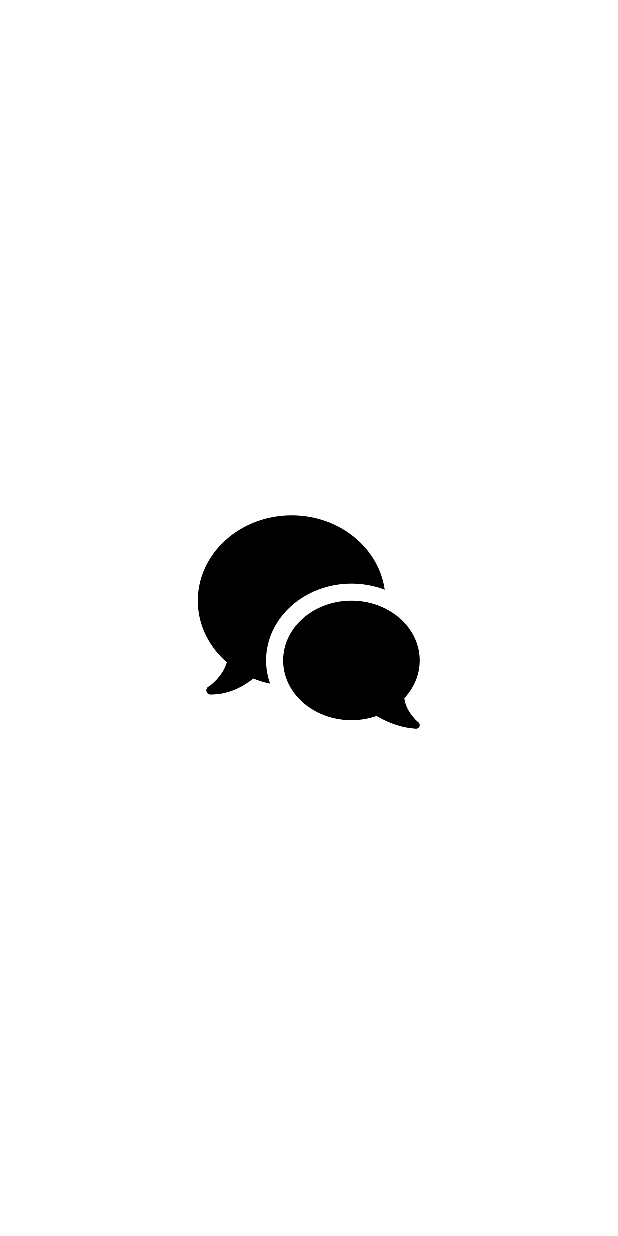
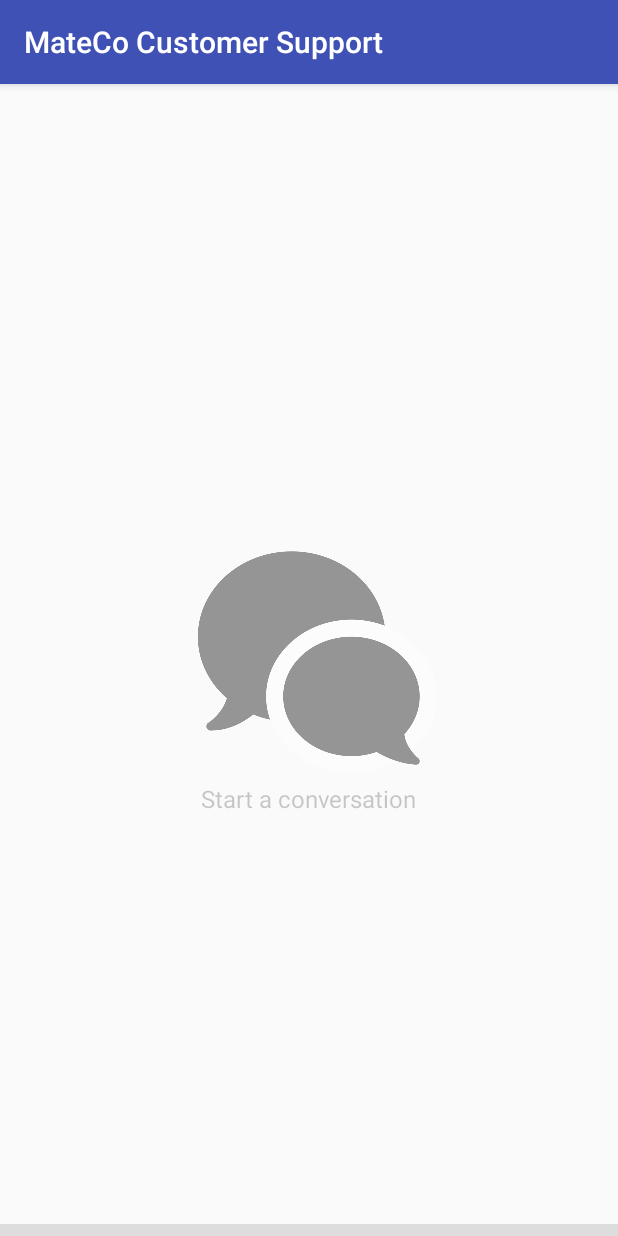
Before and after one commit to hoffmannmatheus/mateco-customer-support, an Android app: the screen it shows after launch (StartupActivity before the commit, ChatActivity after it), on a phone screen of 412 x 824 dp. Run offline under Robolectric (Android 15) with nearby library versions, the light colour scheme and no system bars; our stand-ins replace ButterKnife; libraries missing offline, so code that uses them is left out: com.crashlytics.android, com.pubnub.api, io.fabric.sdk; 2 statements that could not run were skipped.

Commit message:
Starting Chat activity

```diff
--- a/app/build.gradle
+++ b/app/build.gradle
@@ -16,6 +16,9 @@ repositories {
 
 
 android {
+    dataBinding {
+        enabled = true
+    }
     compileSdkVersion 27
     defaultConfig {
         applicationId "io.mhsilva.matecocustomersupport"
@@ -35,15 +38,16 @@ android {
 
 dependencies {
     implementation fileTree(dir: 'libs', include: ['*.jar'])
-    implementation 'com.android.support:appcompat-v7:27.1.1'
-    implementation 'com.android.support.constraint:constraint-layout:1.1.0'
     testImplementation 'junit:junit:4.12'
     androidTestImplementation 'com.android.support.test:runner:1.0.2'
     androidTestImplementation 'com.android.support.test.espresso:espresso-core:3.0.2'
 
+    implementation 'com.android.support:appcompat-v7:27.1.1'
+    implementation 'com.android.support:design:27.1.1'
+    implementation 'com.android.support:recyclerview-v7:27.1.1'
+    implementation 'com.android.support.constraint:constraint-layout:1.1.0'
     implementation 'com.android.support:multidex:1.0.3'
     implementation 'com.pubnub:pubnub-gson:4.18.0'
-    implementation('com.crashlytics.sdk.android:crashlytics:2.9.2@aar') {
-        transitive = true
-    }
+    implementation 'com.jakewharton:butterknife:8.8.1'
+    implementation('com.crashlytics.sdk.android:crashlytics:2.9.2@aar') { transitive = true }
 }
--- a/app/src/main/AndroidManifest.xml
+++ b/app/src/main/AndroidManifest.xml
@@ -12,7 +12,6 @@
         android:roundIcon="@mipmap/ic_launcher_round"
         android:supportsRtl="true"
         android:theme="@style/AppTheme">
-
         <meta-data
             android:name="io.fabric.ApiKey"
             android:value="459211528f62bf9beb30ce60ca56ba51bd946e44" />
@@ -28,5 +27,7 @@
                 <category android:name="android.intent.category.LAUNCHER" />
             </intent-filter>
         </activity>
+        <activity android:name=".activity.ChatActivity"></activity>
     </application>
+
 </manifest>
--- a/app/src/main/java/io/mhsilva/matecocustomersupport/ChatApp.java
+++ b/app/src/main/java/io/mhsilva/matecocustomersupport/ChatApp.java
@@ -8,6 +8,7 @@ import com.crashlytics.android.Crashlytics;
 import com.crashlytics.android.core.CrashlyticsCore;
 
 import io.fabric.sdk.android.Fabric;
+import io.mhsilva.matecocustomersupport.manager.ChatServerManager;
 import io.mhsilva.matecocustomersupport.manager.SessionManager;
 
 /**
@@ -23,6 +24,7 @@ public class ChatApp extends MultiDexApplication {
                 new CrashlyticsCore.Builder().disabled(BuildConfig.DEBUG).build()).build());
 
         SessionManager.initialize(getApplicationContext());
+        ChatServerManager.initialize(getApplicationContext());
     }
 
     @Override
--- a/app/src/main/java/io/mhsilva/matecocustomersupport/StartupActivity.java
+++ b/app/src/main/java/io/mhsilva/matecocustomersupport/StartupActivity.java
@@ -4,6 +4,7 @@ import android.support.v7.app.AppCompatActivity;
 import android.os.Bundle;
 import com.crashlytics.android.Crashlytics;
 import io.fabric.sdk.android.Fabric;
+import io.mhsilva.matecocustomersupport.activity.ChatActivity;
 
 public class StartupActivity extends AppCompatActivity {
 
@@ -13,4 +14,10 @@ public class StartupActivity extends AppCompatActivity {
         Fabric.with(this, new Crashlytics());
         setContentView(R.layout.activity_startup);
     }
+
+    @Override
+    protected void onStart() {
+        super.onStart();
+        startActivity(ChatActivity.newInstance(this));
+    }
 }
--- /dev/null
+++ b/app/src/main/java/io/mhsilva/matecocustomersupport/activity/ChatActivity.java
@@ -0,0 +1,44 @@
+package io.mhsilva.matecocustomersupport.activity;
+
+import android.content.Context;
+import android.content.Intent;
+import android.support.v7.app.AppCompatActivity;
+import android.os.Bundle;
+import android.support.v7.widget.LinearLayoutManager;
+import android.support.v7.widget.RecyclerView;
+import android.widget.ImageView;
+import android.widget.TextView;
+
+import butterknife.BindView;
+import butterknife.ButterKnife;
+import io.mhsilva.matecocustomersupport.R;
+
+public class ChatActivity extends AppCompatActivity {
+
+    @BindView(R.id.chat_recyclerView)
+    RecyclerView mRecyclerView;
+
+    @BindView(R.id.chat_empty_image)
+    ImageView mEmptyImage;
+
+    @BindView(R.id.chat_empty_text)
+    TextView mEmptyText;
+
+    private LinearLayoutManager mLayoutManager;
+
+    public static Intent newInstance(Context context) {
+        return new Intent(context, ChatActivity.class);
+    }
+
+    @Override
+    protected void onCreate(Bundle savedInstanceState) {
+        super.onCreate(savedInstanceState);
+        setContentView(R.layout.activity_chat);
+        ButterKnife.bind(this);
+
+        mLayoutManager = new LinearLayoutManager(this);
+        mLayoutManager.setAutoMeasureEnabled(true);
+        mRecyclerView.setLayoutManager(mLayoutManager);
+        mRecyclerView.setHasFixedSize(true);
+    }
+}
--- a/app/src/main/java/io/mhsilva/matecocustomersupport/manager/ChatServerManager.java
+++ b/app/src/main/java/io/mhsilva/matecocustomersupport/manager/ChatServerManager.java
@@ -135,7 +135,7 @@ public class ChatServerManager {
                 default:
                     return;
             }
-            message.recipient = result.getPublisher();
+            message.sender = result.getPublisher();
             message.timestamp = result.getTimetoken();
             // todo setup/call listeners to send message
         }
--- a/app/src/main/java/io/mhsilva/matecocustomersupport/model/Message.java
+++ b/app/src/main/java/io/mhsilva/matecocustomersupport/model/Message.java
@@ -21,7 +21,7 @@ public abstract class Message {
     public static final String TYPE_IMAGE = "image";
     public static final String TYPE_BILL = "bill";
 
-    public @Type int type;
-    public String recipient;
+    public @Type String type;
+    public String sender;
     public long timestamp;
 }
--- /dev/null
+++ b/app/src/main/res/layout/activity_chat.xml
@@ -0,0 +1,28 @@
+<?xml version="1.0" encoding="utf-8"?>
+<android.support.constraint.ConstraintLayout
+    android:id="@+id/chat_root"
+    android:layout_width="match_parent"
+    android:layout_height="match_parent"
+    xmlns:android="http://schemas.android.com/apk/res/android"
+    xmlns:app="http://schemas.android.com/apk/res-auto">
+
+    <include
+        layout="@layout/part_chat_messages"
+        android:id="@+id/chat_messages_layout"
+        android:layout_width="match_parent"
+        android:layout_height="wrap_content"
+        app:layout_constraintStart_toStartOf="parent"
+        app:layout_constraintEnd_toEndOf="parent"
+        app:layout_constraintTop_toTopOf="parent"
+        app:layout_constraintBottom_toTopOf="@id/chat_input_layout" />
+
+    <include
+        layout="@layout/part_chat_input"
+        android:id="@+id/chat_input_layout"
+        android:layout_width="match_parent"
+        android:layout_height="@dimen/chat_input_bar_height"
+        app:layout_constraintStart_toStartOf="parent"
+        app:layout_constraintEnd_toEndOf="parent"
+        app:layout_constraintBottom_toBottomOf="parent" />
+
+</android.support.constraint.ConstraintLayout>
--- /dev/null
+++ b/app/src/main/res/layout/part_chat_input.xml
@@ -0,0 +1,10 @@
+<?xml version="1.0" encoding="utf-8"?>
+<android.support.constraint.ConstraintLayout
+    xmlns:android="http://schemas.android.com/apk/res/android"
+    xmlns:app="http://schemas.android.com/apk/res-auto"
+    android:layout_width="match_parent"
+    android:layout_height="wrap_content"
+    android:background="#DDD">
+
+
+</android.support.constraint.ConstraintLayout>
--- /dev/null
+++ b/app/src/main/res/layout/part_chat_messages.xml
@@ -0,0 +1,43 @@
+<?xml version="1.0" encoding="utf-8"?>
+<android.support.constraint.ConstraintLayout
+    android:layout_width="match_parent"
+    android:layout_height="match_parent"
+    xmlns:android="http://schemas.android.com/apk/res/android"
+    xmlns:app="http://schemas.android.com/apk/res-auto">
+
+    <android.support.v7.widget.RecyclerView
+        android:id="@+id/chat_recyclerView"
+        android:layout_width="match_parent"
+        android:layout_height="match_parent"
+        android:clipToPadding="false"
+        android:isScrollContainer="true"
+        android:paddingTop="8dp"
+        app:layout_constraintStart_toStartOf="parent"
+        app:layout_constraintEnd_toEndOf="parent"
+        app:layout_constraintTop_toTopOf="parent"
+        app:layout_constraintBottom_toBottomOf="parent"
+        android:scrollbars="vertical"/>
+
+    <ImageView
+        android:id="@+id/chat_empty_image"
+        android:layout_width="wrap_content"
+        android:layout_height="wrap_content"
+        android:src="@drawable/ic_chat_splash"
+        android:alpha="0.4"
+        app:layout_constraintStart_toStartOf="parent"
+        app:layout_constraintEnd_toEndOf="parent"
+        app:layout_constraintTop_toTopOf="parent"
+        app:layout_constraintBottom_toBottomOf="parent"/>
+
+    <TextView
+        android:id="@+id/chat_empty_text"
+        android:layout_width="wrap_content"
+        android:layout_height="wrap_content"
+        android:text="@string/chat_empty_text"
+        android:textSize="16sp"
+        android:alpha="0.4"
+        app:layout_constraintStart_toStartOf="parent"
+        app:layout_constraintEnd_toEndOf="parent"
+        app:layout_constraintTop_toBottomOf="@id/chat_empty_image"/>
+
+</android.support.constraint.ConstraintLayout>
--- a/app/src/main/res/values/strings.xml
+++ b/app/src/main/res/values/strings.xml
@@ -1,3 +1,5 @@
 <resources>
     <string name="app_name">MateCo Customer Support</string>
+
+    <string name="chat_empty_text">Start a conversation</string>
 </resources>
```
